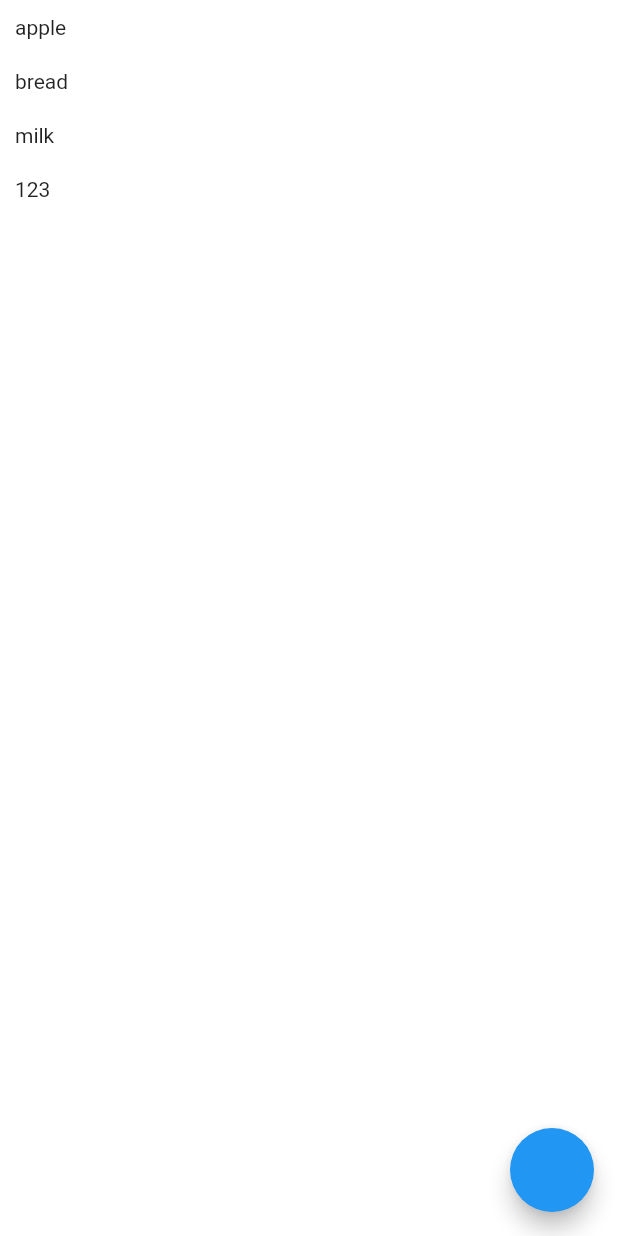
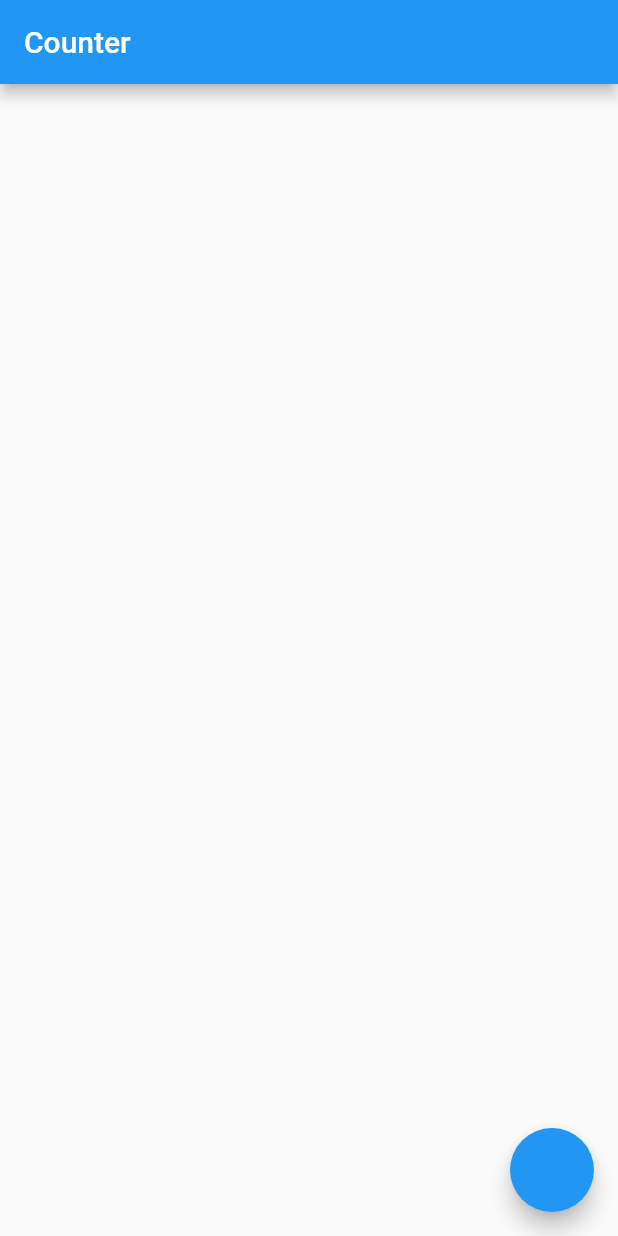
Before and after one commit to ohlegs/learning_bloc, a Flutter app: the screen it shows after launch, on a phone screen of 412 x 824 dp. Run offline on Flutter 3.47's test engine with Material 2 defaults, Android fonts, the phone set to English and light mode, and no system bars; our stand-ins replace flutter_bloc.

Commit message:
save commit

```diff
--- a/lib/blocs/home_cubit/home_cubit.dart
+++ /dev/null
@@ -1,18 +0,0 @@
-import 'dart:math';
-
-import 'package:flutter_bloc/flutter_bloc.dart';
-import 'package:freezed_annotation/freezed_annotation.dart';
-import 'package:learning_bloc/repositories/info_repository.dart';
-part 'home_cubit.freezed.dart';
-part 'home_cubit_state.dart';
-
-class HomeCubit extends Cubit<HomeCubitState> {
-  final InfoRepository infoRepository;
-  HomeCubit(this.infoRepository)
-      : super(HomeCubitState.init(productItems: infoRepository.getInfo()));
-  updateInfo({value, length}) {
-    final result = infoRepository.getInfo();
-    result.addAll({length - 1: Random().nextInt(100).toString()});
-    emit(HomeCubitState.init(productItems: result));
-  }
-}
--- a/lib/blocs/home_cubit/home_cubit_state.dart
+++ /dev/null
@@ -1,7 +0,0 @@
-part of 'home_cubit.dart';
-
-@freezed
-class HomeCubitState with _$HomeCubitState {
-  const factory HomeCubitState.init({required Map<int, String> productItems}) =
-      InitHomeCubitState;
-}
--- /dev/null
+++ b/lib/counter_bloc.dart
@@ -0,0 +1,20 @@
+import 'dart:math';
+
+import 'package:flutter_bloc/flutter_bloc.dart';
+
+abstract class CounterEvent {}
+
+class CounterIncrementPressed extends CounterEvent {}
+
+class CounterDicrementPressed extends CounterEvent {}
+
+class CounterBloc extends Bloc<CounterEvent, List> {
+  CounterBloc() : super([]) {
+    on<CounterIncrementPressed>((event, emit) {
+      emit([...state, Random().nextInt(10)]);
+    });
+    on<CounterDicrementPressed>((event, emit) {
+      emit(state.sublist(0, state.length - 1));
+    });
+  }
+}
--- a/lib/home_screen.dart
+++ b/lib/home_screen.dart
@@ -1,36 +1,39 @@
+import 'dart:math';
+
 import 'package:flutter/material.dart';
 import 'package:flutter_bloc/flutter_bloc.dart';
-import 'package:learning_bloc/blocs/home_cubit/home_cubit.dart';
+import 'package:learning_bloc/counter_bloc.dart';
 
-class HomeScreen extends StatelessWidget {
+class CounterPage extends StatelessWidget {
+  const CounterPage({super.key});
+
   @override
   Widget build(BuildContext context) {
     return Scaffold(
+      appBar: AppBar(title: const Text('Counter')),
+      body: BlocBuilder<CounterBloc, List>(
+        builder: (context, count) {
+          return ListView.builder(
+            itemCount: count.length,
+            itemBuilder: (context, index) => Text('231'),
+          );
+        },
+      ),
       floatingActionButton: FloatingActionButton(
         onPressed: () {
-          context.read<HomeCubit>().updateInfo(
-              value: "lol",
-              length: context.read<HomeCubit>().state.productItems.length);
+          showModalBottomSheet(
+              context: context,
+              builder: (context) => Container(
+                    child: TextButton(
+                        onPressed: () {
+                          context
+                              .read<CounterBloc>()
+                              .add(CounterIncrementPressed());
+                        },
+                        child: Text('ADD')),
+                  ));
         },
       ),
-      backgroundColor: Colors.white,
-      body: Column(children: [
-        SizedBox(
-          height: 350,
-          child: BlocBuilder<HomeCubit, HomeCubitState>(
-            builder: (context, state) => state.maybeMap(
-                init: (initState) => ListView.builder(
-                    itemCount: initState.productItems.length,
-                    itemBuilder: (context, index) {
-                      return Container(
-                        margin: const EdgeInsets.all(10),
-                        child: Text(initState.productItems[index] ?? ''),
-                      );
-                    }),
-                orElse: () => SizedBox()),
-          ),
-        )
-      ]),
     );
   }
 }
--- a/lib/main.dart
+++ b/lib/main.dart
@@ -1,25 +1,19 @@
 import 'package:flutter/material.dart';
 import 'package:flutter_bloc/flutter_bloc.dart';
-import 'package:learning_bloc/blocs/home_cubit/home_cubit.dart';
-import 'package:learning_bloc/home_screen.dart';
-import 'package:learning_bloc/repositories/info_repository.dart';
 
-void main(List<String> args) {
-  runApp(const MyApp());
-}
+import 'counter_bloc.dart';
+import 'home_screen.dart';
 
-class MyApp extends StatelessWidget {
-  const MyApp({super.key});
+void main() => runApp(CounterApp());
 
+class CounterApp extends StatelessWidget {
   @override
   Widget build(BuildContext context) {
-    return MultiBlocProvider(
-        providers: [
-          BlocProvider<HomeCubit>(
-              create: (context) => HomeCubit(InfoRepository()))
-        ],
-        child: MaterialApp(
-          home: HomeScreen(),
-        ));
+    return MaterialApp(
+      home: BlocProvider(
+        create: (_) => CounterBloc(),
+        child: const CounterPage(),
+      ),
+    );
   }
 }
--- a/lib/repositories/info_repository.dart
+++ /dev/null
@@ -1,11 +0,0 @@
-class InfoRepository {
-  Map<int, String> getInfo() {
-    final info = {
-      0: 'apple',
-      1: 'bread',
-      2: "milk",
-      3: '123',
-    };
-    return info;
-  }
-}
--- a/pubspec.yaml
+++ b/pubspec.yaml
@@ -38,6 +38,7 @@ dependencies:
   equatable: ^2.0.5
   flutter_bloc: ^8.1.2
   freezed_annotation: ^2.2.0
+  bloc: ^8.0.0
 
 dev_dependencies:
   flutter_test:
```
Also changed, not shown: lib/blocs/home_cubit/home_cubit.freezed.dart (deleted), pubspec.lock.
